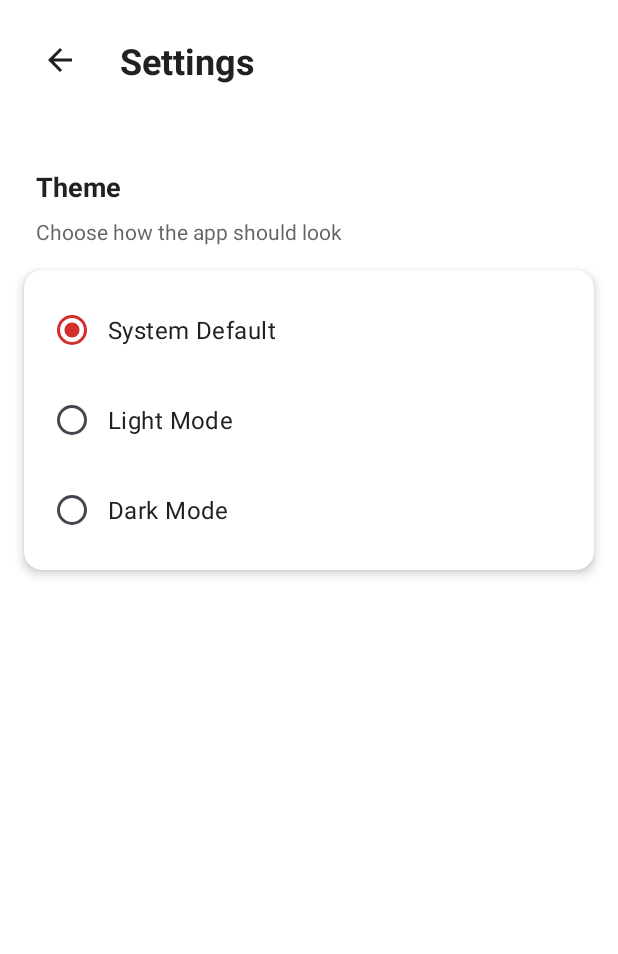
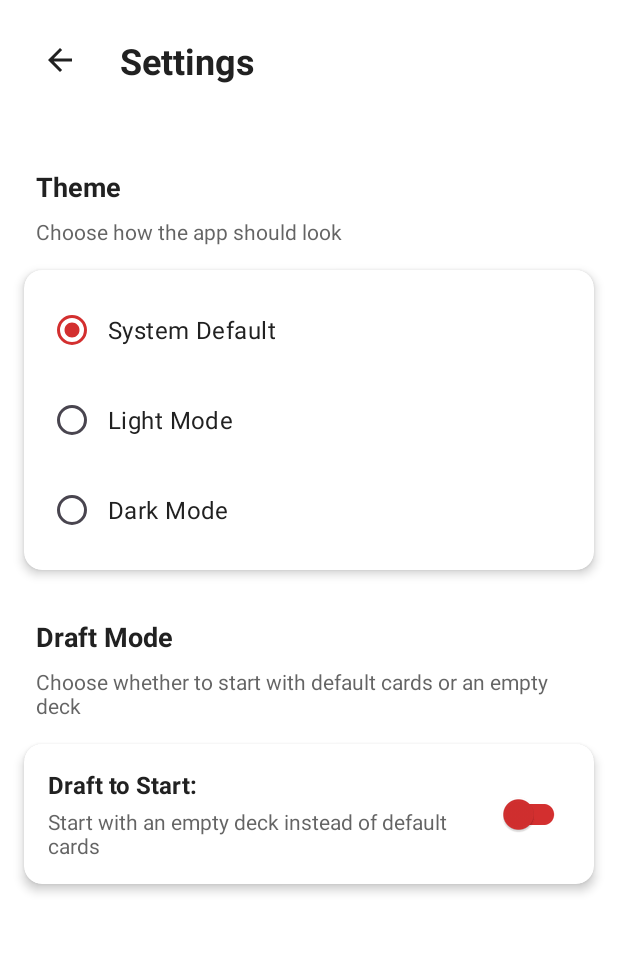
Before and after one commit to kyleshrop/EschatonDeckTracker, an Android app: the screen it shows after launch (MainActivity), in the options menu, after a tap on "Settings", on a phone screen of 412 x 824 dp, the part 96-1050 px from its top. Run offline under Robolectric (Android 15) with nearby library versions, the phone set to English and light mode, and no system bars; our stand-ins replace navigation-ui.

Commit message:
Changed the cards in the starting deck to reflect the actual rules of Eschaton.   Allowed the user to configure wether they would like to start by drafting or with the default starting deck.

```diff
--- a/app/src/main/java/com/example/eschatondecktraker/MainActivity.kt
+++ b/app/src/main/java/com/example/eschatondecktraker/MainActivity.kt
@@ -77,7 +77,7 @@ class MainActivity : AppCompatActivity() {
     }
 
     private fun clearPlayerDeck() {
-        PlayerDeck.getInstance().clearDeck()
+        PlayerDeck.getInstance(this).clearDeck()
         // Navigate to home if not already there to refresh the UI
         try {
             val navController = findNavController(R.id.nav_host_fragment_content_main)
--- a/app/src/main/java/com/example/eschatondecktraker/data/PlayerDeck.kt
+++ b/app/src/main/java/com/example/eschatondecktraker/data/PlayerDeck.kt
@@ -1,25 +1,48 @@
 package com.example.eschatondecktraker.data
 
-class PlayerDeck private constructor() {
+import android.content.Context
+import android.content.SharedPreferences
+
+class PlayerDeck private constructor(private val context: Context? = null) {
     private val ownedCards: MutableList<Card> = mutableListOf()
 
     init {
-        // Add starting cards (7 Initiates as in the base game)
-        repeat(7) {
-            val initiateCard = CultistCardBase.create(CultistCardBase.CultistName.Initiate)
-            ownedCards.add(initiateCard.copy(isOwned = true, isDrawn = false))
+        // Add starting cards based on draft mode setting
+        if (!isDraftMode()) {
+            addDefaultStartingCards()
         }
     }
 
     companion object {
         @Volatile
         private var INSTANCE: PlayerDeck? = null
+        private const val PREFS_NAME = "EschatonDeckTrackerPrefs"
+        private const val KEY_DRAFT_MODE = "draft_mode"
 
-        fun getInstance(): PlayerDeck {
+        fun getInstance(context: Context? = null): PlayerDeck {
             return INSTANCE ?: synchronized(this) {
-                INSTANCE ?: PlayerDeck().also { INSTANCE = it }
+                INSTANCE ?: PlayerDeck(context).also { INSTANCE = it }
             }
         }
+    }
+
+    private fun isDraftMode(): Boolean {
+        return context?.getSharedPreferences(PREFS_NAME, Context.MODE_PRIVATE)
+            ?.getBoolean(KEY_DRAFT_MODE, false) ?: false
+    }
+
+    private fun addDefaultStartingCards() {
+        // Add starting cards (3 Initiates, 3 Fanatics, 1 Acolyte)
+        repeat(3) {
+            val initiateCard = CultistCardBase.create(CultistCardBase.CultistName.Initiate)
+            ownedCards.add(initiateCard.copy(isOwned = true, isDrawn = false))
+        }
+        repeat(3) {
+            val fanaticCard = CultistCardBase.create(CultistCardBase.CultistName.Fanatic)
+            ownedCards.add(fanaticCard.copy(isOwned = true, isDrawn = false))
+        }
+        val acolyteCard = CultistCardBase.create(CultistCardBase.CultistName.Acolyte)
+        ownedCards.add(acolyteCard.copy(isOwned = true, isDrawn = false))
     }
 
     fun addCard(card: Card) {
@@ -47,10 +70,9 @@ class PlayerDeck private constructor() {
 
     fun clearDeck() {
         ownedCards.clear()
-        // Add starting cards back (7 Initiates as in the base game)
-        repeat(7) {
-            val initiateCard = CultistCardBase.create(CultistCardBase.CultistName.Initiate)
-            ownedCards.add(initiateCard.copy(isOwned = true, isDrawn = false))
+        // Add starting cards back based on draft mode setting
+        if (!isDraftMode()) {
+            addDefaultStartingCards()
         }
     }
 
--- a/app/src/main/java/com/example/eschatondecktraker/ui/CultistDeckFragment.kt
+++ b/app/src/main/java/com/example/eschatondecktraker/ui/CultistDeckFragment.kt
@@ -32,7 +32,7 @@ class CultistDeckFragment : Fragment() {
     override fun onViewCreated(view: View, savedInstanceState: Bundle?) {
         super.onViewCreated(view, savedInstanceState)
 
-        playerDeck = PlayerDeck.getInstance()
+        playerDeck = PlayerDeck.getInstance(requireContext())
 
         val cultistCards = CultistCardBase.CultistName.values()
             .filter { it != CultistCardBase.CultistName.Null }
--- a/app/src/main/java/com/example/eschatondecktraker/ui/HomeFragment.kt
+++ b/app/src/main/java/com/example/eschatondecktraker/ui/HomeFragment.kt
@@ -27,7 +27,7 @@ class HomeFragment : Fragment() {
     override fun onViewCreated(view: View, savedInstanceState: Bundle?) {
         super.onViewCreated(view, savedInstanceState)
 
-        playerDeck = PlayerDeck.getInstance()
+        playerDeck = PlayerDeck.getInstance(requireContext())
 
         binding.btnViewDeck.setOnClickListener {
             findNavController().navigate(R.id.action_HomeFragment_to_PlayerDeckFragment)
--- a/app/src/main/java/com/example/eschatondecktraker/ui/NeutralDeckFragment.kt
+++ b/app/src/main/java/com/example/eschatondecktraker/ui/NeutralDeckFragment.kt
@@ -32,7 +32,7 @@ class NeutralDeckFragment : Fragment() {
     override fun onViewCreated(view: View, savedInstanceState: Bundle?) {
         super.onViewCreated(view, savedInstanceState)
 
-        playerDeck = PlayerDeck.getInstance()
+        playerDeck = PlayerDeck.getInstance(requireContext())
 
         val monsterCards = MonsterCardBase.MonsterName.values()
             .map {
--- a/app/src/main/java/com/example/eschatondecktraker/ui/PlayerDeckFragment.kt
+++ b/app/src/main/java/com/example/eschatondecktraker/ui/PlayerDeckFragment.kt
@@ -29,7 +29,7 @@ class PlayerDeckFragment : Fragment() {
     override fun onViewCreated(view: View, savedInstanceState: Bundle?) {
         super.onViewCreated(view, savedInstanceState)
 
-        playerDeck = PlayerDeck.getInstance()
+        playerDeck = PlayerDeck.getInstance(requireContext())
 
         adapter = PlayerDeckAdapter { card ->
             card.isDrawn = !card.isDrawn
--- a/app/src/main/java/com/example/eschatondecktraker/ui/SettingsFragment.kt
+++ b/app/src/main/java/com/example/eschatondecktraker/ui/SettingsFragment.kt
@@ -21,6 +21,7 @@ class SettingsFragment : Fragment() {
     companion object {
         const val PREFS_NAME = "EschatonDeckTrackerPrefs"
         const val KEY_THEME_MODE = "theme_mode"
+        const val KEY_DRAFT_MODE = "draft_mode"
         const val THEME_LIGHT = "light"
         const val THEME_DARK = "dark"
         const val THEME_SYSTEM = "system"
@@ -40,6 +41,7 @@ class SettingsFragment : Fragment() {
         sharedPreferences = requireContext().getSharedPreferences(PREFS_NAME, Context.MODE_PRIVATE)
 
         setupThemeControls()
+        setupDraftModeControls()
         setupBackButton()
     }
 
@@ -70,6 +72,19 @@ class SettingsFragment : Fragment() {
         }
     }
 
+    private fun setupDraftModeControls() {
+        val isDraftMode = sharedPreferences.getBoolean(KEY_DRAFT_MODE, false)
+
+        // Set initial switch state
+        binding.draftModeSwitch.isChecked = isDraftMode
+
+        // Set up switch listener
+        binding.draftModeSwitch.setOnCheckedChangeListener { _, isChecked ->
+            // Save preference
+            sharedPreferences.edit().putBoolean(KEY_DRAFT_MODE, isChecked).apply()
+        }
+    }
+
     private fun setupBackButton() {
         binding.backButton.setOnClickListener {
             findNavController().navigateUp()
--- a/app/src/main/res/layout/fragment_settings.xml
+++ b/app/src/main/res/layout/fragment_settings.xml
@@ -124,4 +124,93 @@
         </RadioGroup>
     </androidx.cardview.widget.CardView>
 
+    <!-- Draft Mode Section -->
+    <TextView
+        android:id="@+id/draft_mode_section_title"
+        android:layout_width="0dp"
+        android:layout_height="wrap_content"
+        android:layout_marginStart="24dp"
+        android:layout_marginTop="32dp"
+        android:layout_marginEnd="24dp"
+        android:text="@string/draft_mode_setting"
+        android:textColor="?attr/colorOnSurface"
+        android:textSize="18sp"
+        android:textStyle="bold"
+        app:layout_constraintEnd_toEndOf="parent"
+        app:layout_constraintStart_toStartOf="parent"
+        app:layout_constraintTop_toBottomOf="@+id/theme_card" />
+
+    <TextView
+        android:id="@+id/draft_mode_description"
+        android:layout_width="0dp"
+        android:layout_height="wrap_content"
+        android:layout_marginStart="24dp"
+        android:layout_marginTop="8dp"
+        android:layout_marginEnd="24dp"
+        android:text="@string/draft_mode_description"
+        android:textColor="?attr/colorOnSurface"
+        android:textSize="14sp"
+        android:alpha="0.7"
+        app:layout_constraintEnd_toEndOf="parent"
+        app:layout_constraintStart_toStartOf="parent"
+        app:layout_constraintTop_toBottomOf="@+id/draft_mode_section_title" />
+
+    <!-- Draft Mode Options Card -->
+    <androidx.cardview.widget.CardView
+        android:id="@+id/draft_mode_card"
+        android:layout_width="0dp"
+        android:layout_height="wrap_content"
+        android:layout_marginStart="16dp"
+        android:layout_marginTop="16dp"
+        android:layout_marginEnd="16dp"
+        app:cardBackgroundColor="?attr/colorSurface"
+        app:cardCornerRadius="12dp"
+        app:cardElevation="4dp"
+        app:layout_constraintEnd_toEndOf="parent"
+        app:layout_constraintStart_toStartOf="parent"
+        app:layout_constraintTop_toBottomOf="@+id/draft_mode_description">
+
+        <LinearLayout
+            android:layout_width="match_parent"
+            android:layout_height="wrap_content"
+            android:orientation="horizontal"
+            android:padding="16dp"
+            android:gravity="center_vertical">
+
+            <LinearLayout
+                android:layout_width="0dp"
+                android:layout_height="wrap_content"
+                android:layout_weight="1"
+                android:orientation="vertical">
+
+                <TextView
+                    android:layout_width="wrap_content"
+                    android:layout_height="wrap_content"
+                    android:text="@string/draft_to_start_label"
+                    android:textColor="?attr/colorOnSurface"
+                    android:textSize="16sp"
+                    android:textStyle="bold" />
+
+                <TextView
+                    android:layout_width="wrap_content"
+                    android:layout_height="wrap_content"
+                    android:layout_marginTop="4dp"
+                    android:text="@string/draft_to_start_description"
+                    android:textColor="?attr/colorOnSurface"
+                    android:textSize="14sp"
+                    android:alpha="0.7" />
+
+            </LinearLayout>
+
+            <androidx.appcompat.widget.SwitchCompat
+                android:id="@+id/draft_mode_switch"
+                android:layout_width="wrap_content"
+                android:layout_height="wrap_content"
+                android:layout_marginStart="16dp"
+                app:thumbTint="?attr/colorPrimary"
+                app:trackTint="?attr/colorPrimary" />
+
+        </LinearLayout>
+    </androidx.cardview.widget.CardView>
+
 </androidx.constraintlayout.widget.ConstraintLayout>
--- a/app/src/main/res/values/strings.xml
+++ b/app/src/main/res/values/strings.xml
@@ -3,7 +3,7 @@
     <string name="action_settings">Settings</string>
     <string name="action_clear_deck">Clear Deck</string>
     <string name="clear_deck_confirmation_title">Clear Deck?</string>
-    <string name="clear_deck_confirmation_message">This will remove all cards from your deck and reset it to the default starting deck (7 Initiates). This action cannot be undone.</string>
+    <string name="clear_deck_confirmation_message">This will remove all cards from your deck and reset it to the default starting deck (3 Initiates, 3 Fanatics, 1 Acolyte). This action cannot be undone.</string>
     <string name="clear">Clear</string>
     <string name="cancel">Cancel</string>
     <!-- Strings used for fragments for navigation -->
@@ -22,6 +22,12 @@
     <string name="theme_system">System Default</string>
     <string name="theme_light">Light Mode</string>
     <string name="theme_dark">Dark Mode</string>
+
+    <!-- Draft Mode Settings -->
+    <string name="draft_mode_setting">Draft Mode</string>
+    <string name="draft_mode_description">Choose whether to start with default cards or an empty deck</string>
+    <string name="draft_to_start_label">Draft to Start:</string>
+    <string name="draft_to_start_description">Start with an empty deck instead of default cards</string>
 
 
 
```
